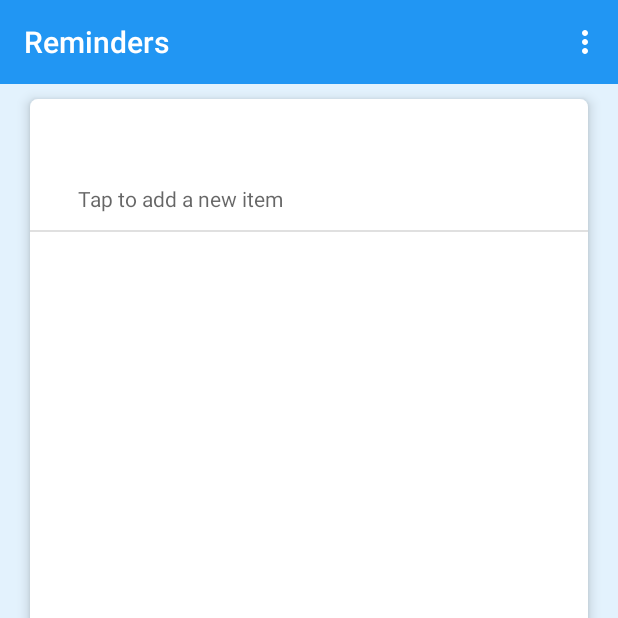
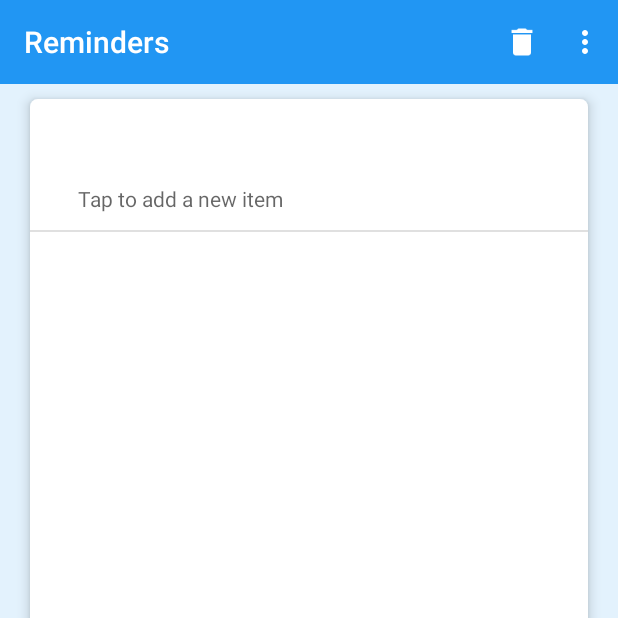
Before and after one commit to TeknoMatik/iReminder, an Android app: the TaskItemsFragment screen opened directly, with no data from a screen before it, on a phone screen of 412 x 824 dp, the top half of it. Run offline under Robolectric (Android 15) with nearby library versions, the phone set to English and light mode, and no system bars; 1 statement that could not run was skipped.

```diff
--- a/app/src/main/java/com/rg/ireminders/db/utils/TaskUtils.java
+++ b/app/src/main/java/com/rg/ireminders/db/utils/TaskUtils.java
@@ -24,6 +24,8 @@ public interface TaskUtils {
 
   void removeReminder(Long id, Long listId);
 
+  int deleteCompleted(Long listId);
+
   public static class Factory {
     private static Factory instance = new Factory();
 
--- a/app/src/main/res/menu/menu_details.xml
+++ b/app/src/main/res/menu/menu_details.xml
@@ -1,11 +1,20 @@
 <menu xmlns:android="http://schemas.android.com/apk/res/android"
     xmlns:tools="http://schemas.android.com/tools"
+    xmlns:app="http://schemas.android.com/apk/res-auto"
     tools:context="com.rg.ireminders.ui.activities.TaskItemsActivity"
-    >
+>
+  <item
+      android:id="@+id/delete_completed_action"
+      android:title="@string/delete_completed"
+      android:icon="@drawable/ic_action_action_delete"
+      app:showAsAction="ifRoom"
+  />
+
   <item
       android:id="@+id/show_hidden"
       android:title="@string/show_hidden"
       android:orderInCategory="100"
       android:checkable="true"
+      android:showAsAction="never"
       />
 </menu>
--- a/app/src/main/res/values/strings.xml
+++ b/app/src/main/res/values/strings.xml
@@ -16,4 +16,8 @@
   <string name="pick_a_date_tittle">Pick a date and time:</string>
   <string name="add_a_reminder_dialog_tittle">Add a reminder</string>
   <string name="done_button">Done</string>
+  <string name="delete_completed">Delete completed?</string>
+  <string name="confirmation">Confirmation</string>
+  <string name="delete_completed_dialog_message">Do you want to delete all completed tasks?</string>
+  <string name="delete_completed_success">Completed tasks has been deleted successfully</string>
 </resources>
```
Also changed, not shown: app/src/main/java/com/rg/ireminders/db/utils/impl/TaskUtilsImpl.java (+9 -0 lines), app/src/main/java/com/rg/ireminders/ui/fragments/TaskItemsFragment.java (+29 -0 lines), app/src/main/res/drawable-hdpi/ic_action_action_delete.png (added), app/src/main/res/drawable-mdpi/ic_action_action_delete.png (added), app/src/main/res/drawable-xhdpi/ic_action_action_delete.png (added), app/src/main/res/drawable-xxhdpi/ic_action_action_delete.png (added), app/src/main/res/drawable-xxxhdpi/ic_action_action_delete.png (added).
